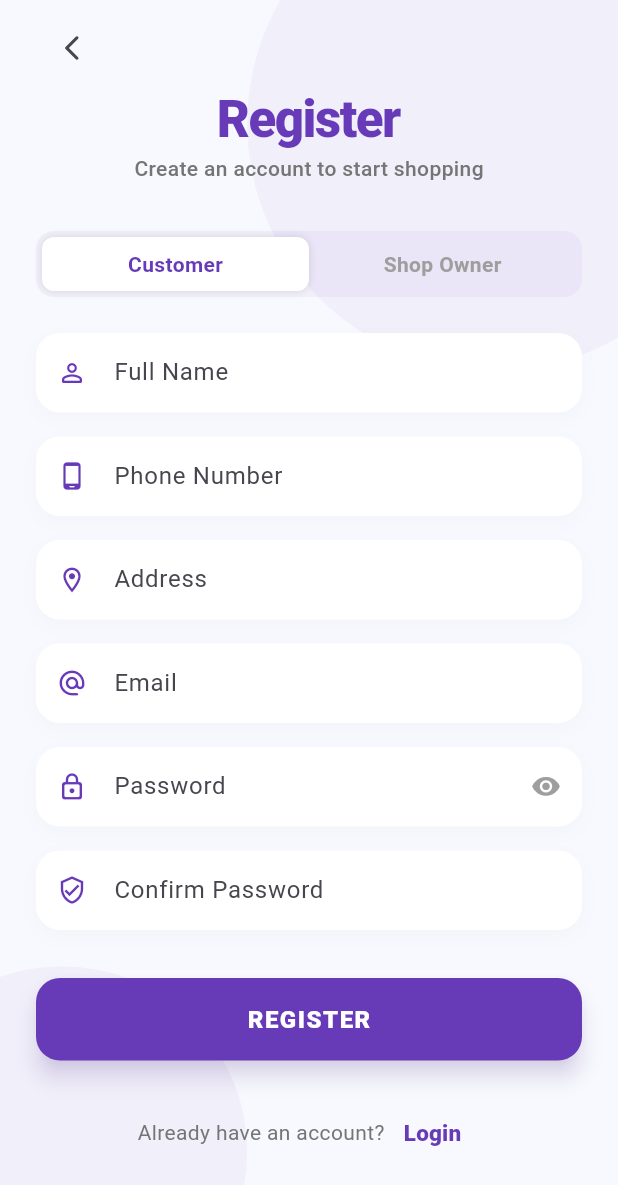
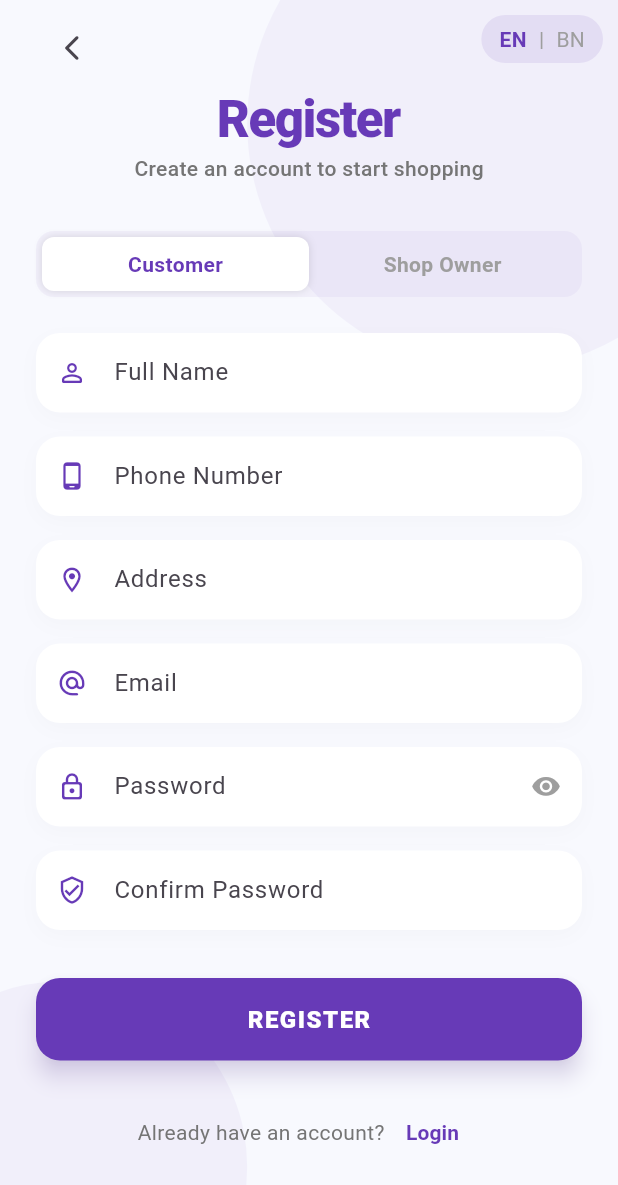
Before and after one commit to mdkutub1787/Kutub-Uddin, a Flutter app: the RegisterScreen screen opened by its route, on a phone screen of 412 x 824 dp. Shown: the top 1185 px of the screen. Run offline on Flutter 3.47's test engine with Material 3 defaults, Android fonts, the phone set to English and light mode, and no system bars; our stand-ins replace badges, cached_network_image, country_picker, dio, dotted_border, dropdown_button2 and 21 more; missing offline and left inert: encrypt; accounts and stored records are empty.

Commit message:
Refactor auth metadata and add language switcher
Update authentication to use flexible metadata map instead of just name parameter, enabling storage of additional user info (phone, address, role). Add language switcher (EN/BN) to login and register screens. Enhance registration with shop creation support and validation for shop name. Also fix string interpolation in error message.

```diff
--- a/SmartShop/lib/features/auth/repositories/auth_repository.dart
+++ b/SmartShop/lib/features/auth/repositories/auth_repository.dart
@@ -21,11 +21,11 @@ class AuthRepository {
   }
 
   // Sign Up
-  Future<AuthResponse> signUp(String email, String password, {String? name}) async {
+  Future<AuthResponse> signUp(String email, String password, {required Map<String, dynamic> metadata}) async {
     return await _supabase.auth.signUp(
       email: email,
       password: password,
-      data: name != null ? {'full_name': name} : null,
+      data: metadata,
     );
   }
 
--- a/SmartShop/lib/features/auth/riverpod/auth_notifier.dart
+++ b/SmartShop/lib/features/auth/riverpod/auth_notifier.dart
@@ -50,10 +50,10 @@ class AuthNotifier extends AsyncNotifier<UserModel?> {
     }
   }
 
-  Future<void> signUp(String email, String password, String name) async {
+  Future<void> signUp(String email, String password, Map<String, dynamic> metadata) async {
     state = const AsyncLoading();
     try {
-      await _repository.signUp(email, password, name: name);
+      await _repository.signUp(email, password, metadata: metadata);
       error = null;
     } catch (e, st) {
       error = e.toString();
--- a/SmartShop/lib/features/auth/screens/register_screen.dart
+++ b/SmartShop/lib/features/auth/screens/register_screen.dart
@@ -67,11 +67,13 @@ class _RegisterScreenState extends ConsumerState<RegisterScreen> {
           ),
 
           SafeArea(
-            child: SingleChildScrollView(
-              padding: const EdgeInsets.symmetric(horizontal: 24),
-              child: Column(
-                crossAxisAlignment: CrossAxisAlignment.center,
-                children: [
+            child: Stack(
+              children: [
+                SingleChildScrollView(
+                  padding: const EdgeInsets.symmetric(horizontal: 24),
+                  child: Column(
+                    crossAxisAlignment: CrossAxisAlignment.center,
+                    children: [
                   const SizedBox(height: 8),
                   Align(
                     alignment: Alignment.topLeft,
@@ -301,16 +303,58 @@ class _RegisterScreenState extends ConsumerState<RegisterScreen> {
                           AppStrings.loginTitle.tr(),
                           style: TextStyle(
                             color: primaryColor,
-                            fontWeight: FontWeight.w900,
-                            fontSize: 15,
+                            fontWeight: FontWeight.bold,
+                            fontSize: 14,
                           ),
                         ),
                       ),
                     ],
                   ),
-                  const SizedBox(height: 30),
+                  const SizedBox(height: 40),
                 ],
               ),
+            ),
+                Positioned(
+                  top: 10,
+                  right: 10,
+                  child: Container(
+                    padding: const EdgeInsets.symmetric(horizontal: 12, vertical: 6),
+                    decoration: BoxDecoration(
+                      color: primaryColor.withValues(alpha: 0.1),
+                      borderRadius: BorderRadius.circular(20),
+                    ),
+                    child: Row(
+                      mainAxisSize: MainAxisSize.min,
+                      children: [
+                        GestureDetector(
+                          onTap: () => context.setLocale(const Locale('en', 'US')),
+                          child: Text(
+                            "EN",
+                            style: TextStyle(
+                              fontWeight: context.locale.languageCode == 'en' ? FontWeight.bold : FontWeight.normal,
+                              color: context.locale.languageCode == 'en' ? primaryColor : Colors.grey,
+                            ),
+                          ),
+                        ),
+                        const Padding(
+                          padding: EdgeInsets.symmetric(horizontal: 8.0),
+                          child: Text("|", style: TextStyle(color: Colors.grey)),
+                        ),
+                        GestureDetector(
+                          onTap: () => context.setLocale(const Locale('bn', 'BD')),
+                          child: Text(
+                            "BN",
+                            style: TextStyle(
+                              fontWeight: context.locale.languageCode == 'bn' ? FontWeight.bold : FontWeight.normal,
+                              color: context.locale.languageCode == 'bn' ? primaryColor : Colors.grey,
+                            ),
+                          ),
+                        ),
+                      ],
+                    ),
+                  ),
+                ),
+              ],
             ),
           ),
         ],
@@ -375,16 +419,32 @@ class _RegisterScreenState extends ConsumerState<RegisterScreen> {
       return;
     }
 
+    if (_isCreatingShop && _shopNameController.text.isEmpty) {
+      ScaffoldMessenger.of(context).showSnackBar(const SnackBar(content: Text("Please enter shop name")));
+      return;
+    }
+
     if (_passwordController.text != _confirmPasswordController.text) {
       ScaffoldMessenger.of(context).showSnackBar(SnackBar(content: Text(AppStrings.passwordMismatch.tr())));
       return;
     }
 
     try {
+      final metadata = {
+        'full_name': _nameController.text.trim(),
+        'phone_number': _phoneController.text.trim(),
+        'address': _addressController.text.trim(),
+        'role': _isCreatingShop ? 'owner' : 'user',
+      };
+
+      if (_isCreatingShop) {
+        metadata['shop_name'] = _shopNameController.text.trim();
+      }
+
       await ref.read(authNotifierProvider.notifier).signUp(
         _emailController.text.trim(),
         _passwordController.text,
-        _nameController.text.trim(),
+        metadata,
       );
 
       if (!mounted) return;
@@ -398,7 +458,7 @@ class _RegisterScreenState extends ConsumerState<RegisterScreen> {
       if (!mounted) return;
       ScaffoldMessenger.of(context).showSnackBar(
         SnackBar(
-          content: Text('Registration failed: \${e.toString()}'),
+          content: Text(AppStrings.registrationFailed.tr(args: [e.toString().split(':').last.trim()])),
           backgroundColor: AppColors.error,
           behavior: SnackBarBehavior.floating,
         ),
--- a/SmartShop/lib/utils/constants/app_strings.dart
+++ b/SmartShop/lib/utils/constants/app_strings.dart
@@ -176,4 +176,9 @@ class AppStrings {
   static const String products = 'products';
   static const String orders = 'orders';
   static const String analytics = 'analytics';
+  static const String adminVerification = 'admin_verification';
+  static const String enterAdminCode = 'enter_admin_code';
+  static const String adminAccessGranted = 'admin_access_granted';
+  static const String loginFailed = 'login_failed';
+  static const String registrationFailed = 'registration_failed';
 }
```
Also changed, not shown: SmartShop/assets/translations/bn-BD.json (+8 -2 lines), SmartShop/assets/translations/en-US.json (+6 -1 lines), SmartShop/lib/features/auth/screens/login_screen.dart (+50 -6 lines), SmartShop/lib/features/profile/screens/admin_verification_screen.dart (+5 -3 lines).
